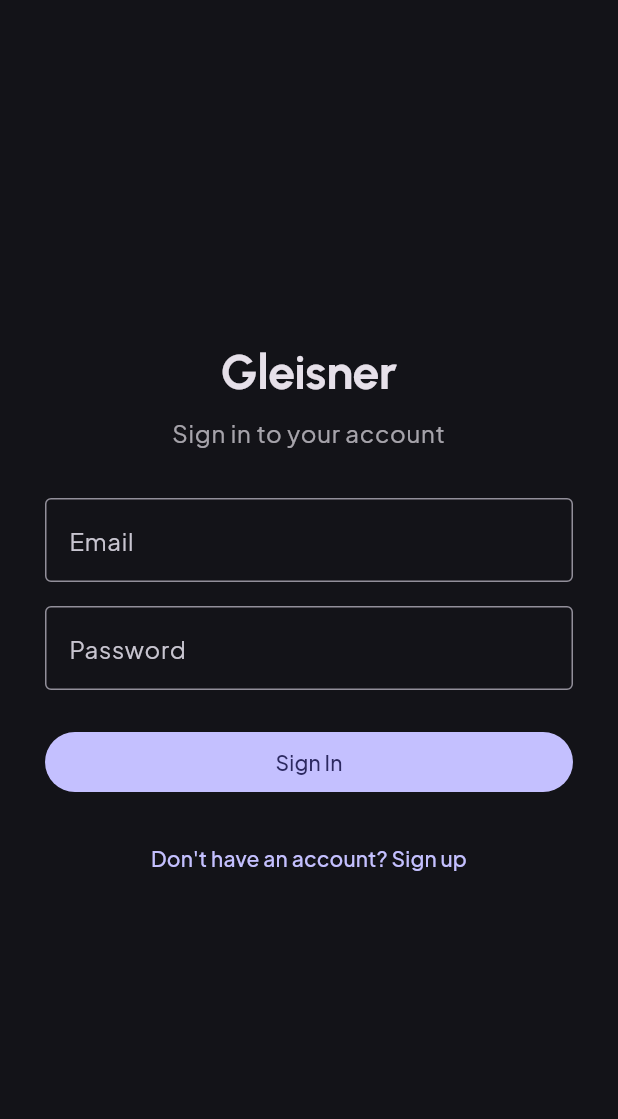
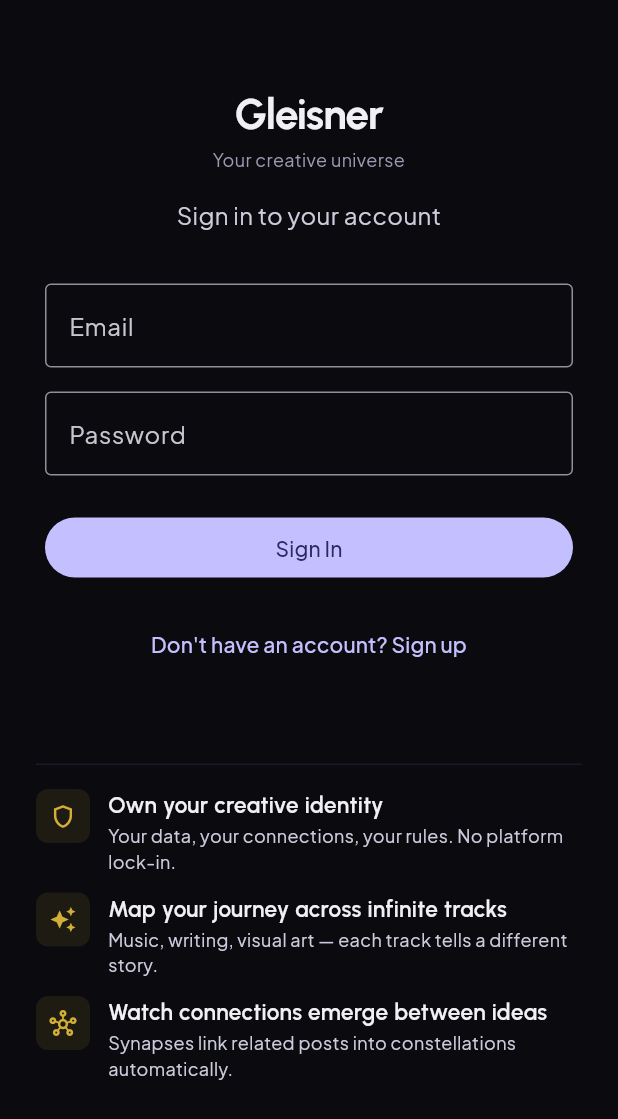
Before and after one commit to circularuins/gleisner, a Flutter app: the screen it shows after launch, on a phone screen of 412 x 824 dp. Shown: the top 1119 px of the screen. Run offline on Flutter 3.47's test engine with Material 3 defaults, Android fonts, the phone set to English and light mode, and no system bars; our stand-ins replace flutter_riverpod, flutter_secure_storage, go_router, google_fonts, graphql_flutter.

Commit message:
Redesign login/signup screens with value propositions and responsive layout
- New GleisnerHero widget: 3 value propositions connecting to Egan philosophy
  (self-determination, exploration, structural beauty)
- Responsive layout: wide (>=800px) shows hero + form side-by-side,
  narrow shows form above compact hero
- AuthHeader improved: Urbanist 28px logo, "Your creative universe" tagline
- CTA banner on public timeline upgraded: Urbanist heading, FilledButton.tonal
- "Try it first" link to /@seeduser lets visitors preview before signing up

Co-Authored-By: Claude Opus 4.6 (1M context) <noreply@anthropic.com>

```diff
--- a/frontend/lib/screens/auth/login_screen.dart
+++ b/frontend/lib/screens/auth/login_screen.dart
@@ -5,6 +5,7 @@ import 'package:go_router/go_router.dart';
 import '../../providers/auth_provider.dart';
 import '../../theme/gleisner_tokens.dart';
 import '../../utils/validators.dart';
+import '../../widgets/auth/gleisner_hero.dart';
 import '../../widgets/common/auth_header.dart';
 import '../../widgets/common/error_banner.dart';
 
@@ -47,8 +48,40 @@ class _LoginScreenState extends ConsumerState<LoginScreen> {
     final authState = ref.watch(authProvider);
 
     return Scaffold(
-      body: Center(
-        child: ConstrainedBox(
+      backgroundColor: colorSurface0,
+      body: SafeArea(
+        child: LayoutBuilder(
+          builder: (context, constraints) {
+            final isWide = constraints.maxWidth >= 800;
+
+            if (isWide) {
+              return Row(
+                children: [
+                  const Expanded(child: GleisnerHero()),
+                  Container(width: 1, color: colorBorder),
+                  Expanded(child: Center(child: _buildForm(authState))),
+                ],
+              );
+            }
+
+            return SingleChildScrollView(
+              child: Column(
+                children: [
+                  const SizedBox(height: spaceXxl),
+                  _buildForm(authState),
+                  const SizedBox(height: spaceLg),
+                  const GleisnerHero(compact: true),
+                ],
+              ),
+            );
+          },
+        ),
+      ),
+    );
+  }
+
+  Widget _buildForm(AuthState authState) {
+    return ConstrainedBox(
       constraints: const BoxConstraints(maxWidth: 400),
       child: Padding(
         padding: const EdgeInsets.all(spaceXl),
@@ -103,8 +136,6 @@ class _LoginScreenState extends ConsumerState<LoginScreen> {
           ),
         ),
       ),
-        ),
-      ),
     );
   }
 }
--- /dev/null
+++ b/frontend/lib/widgets/auth/gleisner_hero.dart
@@ -0,0 +1,166 @@
+import 'package:flutter/material.dart';
+import 'package:go_router/go_router.dart';
+import 'package:google_fonts/google_fonts.dart';
+
+import '../../theme/gleisner_tokens.dart';
+
+/// Hero section showing Gleisner's value propositions.
+/// Used on login/signup screens to communicate what Gleisner is about.
+class GleisnerHero extends StatelessWidget {
+  /// If true, renders a compact vertical list (for narrow screens).
+  /// If false, renders full layout with branding header (for wide screens).
+  final bool compact;
+
+  const GleisnerHero({super.key, this.compact = false});
+
+  @override
+  Widget build(BuildContext context) {
+    if (compact) return _buildCompact(context);
+    return _buildFull(context);
+  }
+
+  Widget _buildFull(BuildContext context) {
+    return Container(
+      color: colorSurface0,
+      padding: const EdgeInsets.symmetric(horizontal: 40, vertical: 48),
+      child: Column(
+        mainAxisAlignment: MainAxisAlignment.center,
+        crossAxisAlignment: CrossAxisAlignment.start,
+        children: [
+          Text(
+            'Gleisner',
+            style: GoogleFonts.urbanist(
+              fontSize: 36,
+              fontWeight: FontWeight.w700,
+              color: colorTextPrimary,
+              letterSpacing: -0.5,
+            ),
+          ),
+          const SizedBox(height: spaceSm),
+          Text(
+            'Your creative universe',
+            style: GoogleFonts.urbanist(
+              fontSize: 16,
+              fontWeight: FontWeight.w400,
+              color: colorTextMuted,
+            ),
+          ),
+          const SizedBox(height: spaceXxl + spaceLg),
+          ..._propositions.expand((p) => [p, const SizedBox(height: spaceXl)]),
+          const SizedBox(height: spaceLg),
+          _TryItLink(),
+        ],
+      ),
+    );
+  }
+
+  Widget _buildCompact(BuildContext context) {
+    return Padding(
+      padding: const EdgeInsets.symmetric(
+        horizontal: spaceXl,
+        vertical: spaceLg,
+      ),
+      child: Column(
+        crossAxisAlignment: CrossAxisAlignment.start,
+        children: [
+          const Divider(color: colorBorder, height: 1),
+          const SizedBox(height: spaceLg),
+          ..._propositions.map(
+            (p) => Padding(
+              padding: const EdgeInsets.only(bottom: spaceMd),
+              child: p,
+            ),
+          ),
+        ],
+      ),
+    );
+  }
+
+  List<Widget> get _propositions => const [
+    _Proposition(
+      icon: Icons.shield_outlined,
+      title: 'Own your creative identity',
+      description:
+          'Your data, your connections, your rules. No platform lock-in.',
+    ),
+    _Proposition(
+      icon: Icons.auto_awesome,
+      title: 'Map your journey across infinite tracks',
+      description:
+          'Music, writing, visual art — each track tells a different story.',
+    ),
+    _Proposition(
+      icon: Icons.hub_outlined,
+      title: 'Watch connections emerge between ideas',
+      description:
+          'Synapses link related posts into constellations automatically.',
+    ),
+  ];
+}
+
+class _Proposition extends StatelessWidget {
+  final IconData icon;
+  final String title;
+  final String description;
+
+  const _Proposition({
+    required this.icon,
+    required this.title,
+    required this.description,
+  });
+
+  @override
+  Widget build(BuildContext context) {
+    return Row(
+      crossAxisAlignment: CrossAxisAlignment.start,
+      children: [
+        Container(
+          width: 36,
+          height: 36,
+          decoration: BoxDecoration(
+            color: colorAccentGold.withValues(alpha: 0.1),
+            borderRadius: BorderRadius.circular(radiusMd),
+          ),
+          child: Icon(icon, size: 18, color: colorAccentGold),
+        ),
+        const SizedBox(width: spaceMd),
+        Expanded(
+          child: Column(
+            crossAxisAlignment: CrossAxisAlignment.start,
+            children: [
+              Text(title, style: textHeading.copyWith(fontSize: 15)),
+              const SizedBox(height: spaceXxs),
+              Text(
+                description,
+                style: textCaption.copyWith(
+                  color: colorTextSecondary,
+                  height: 1.4,
+                ),
+              ),
+            ],
+          ),
+        ),
+      ],
+    );
+  }
+}
+
+class _TryItLink extends StatelessWidget {
+  @override
+  Widget build(BuildContext context) {
+    return GestureDetector(
+      onTap: () => context.go('/@seeduser'),
+      child: Row(
+        mainAxisSize: MainAxisSize.min,
+        children: [
+          Text(
+            'Try it first',
+            style: textBody.copyWith(color: colorInteractive, fontSize: 14),
+          ),
+          const SizedBox(width: spaceXs),
+          const Icon(Icons.arrow_forward, size: 16, color: colorInteractive),
+        ],
+      ),
+    );
+  }
+}
--- a/frontend/lib/widgets/common/auth_header.dart
+++ b/frontend/lib/widgets/common/auth_header.dart
@@ -1,4 +1,7 @@
 import 'package:flutter/material.dart';
+import 'package:google_fonts/google_fonts.dart';
+
+import '../../theme/gleisner_tokens.dart';
 
 class AuthHeader extends StatelessWidget {
   final String subtitle;
@@ -11,17 +14,24 @@ class AuthHeader extends StatelessWidget {
       children: [
         Text(
           'Gleisner',
-          style: Theme.of(
-            context,
-          ).textTheme.headlineLarge?.copyWith(fontWeight: FontWeight.bold),
+          style: GoogleFonts.urbanist(
+            fontSize: 28,
+            fontWeight: FontWeight.w700,
+            color: colorTextPrimary,
+            letterSpacing: -0.5,
+          ),
           textAlign: TextAlign.center,
         ),
-        const SizedBox(height: 8),
+        const SizedBox(height: spaceXxs),
+        Text(
+          'Your creative universe',
+          style: textCaption.copyWith(color: colorTextMuted),
+          textAlign: TextAlign.center,
+        ),
+        const SizedBox(height: spaceLg),
         Text(
           subtitle,
-          style: Theme.of(context).textTheme.bodyLarge?.copyWith(
-            color: Theme.of(context).colorScheme.onSurface.withAlpha(179),
-          ),
+          style: textBody.copyWith(color: colorTextSecondary),
           textAlign: TextAlign.center,
         ),
       ],
```
Also changed, not shown: frontend/lib/screens/auth/signup_screen.dart (+35 -4 lines), frontend/lib/screens/timeline/public_timeline_screen.dart (+9 -6 lines). Lines whose indentation alone changed are shown as unchanged.
